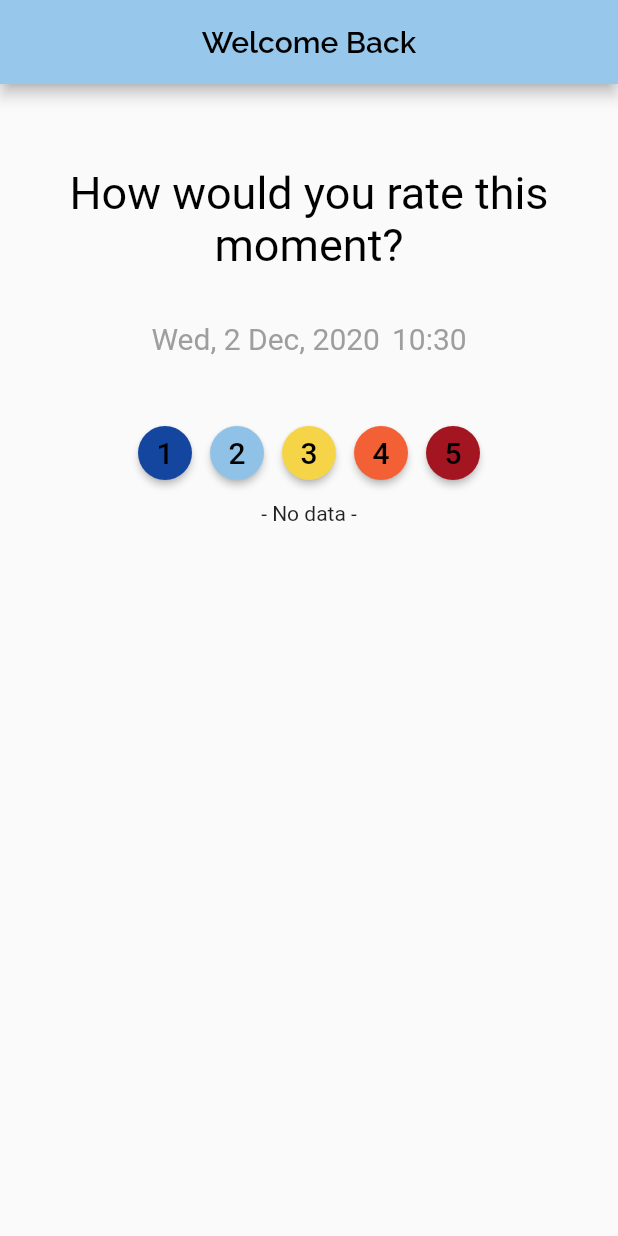
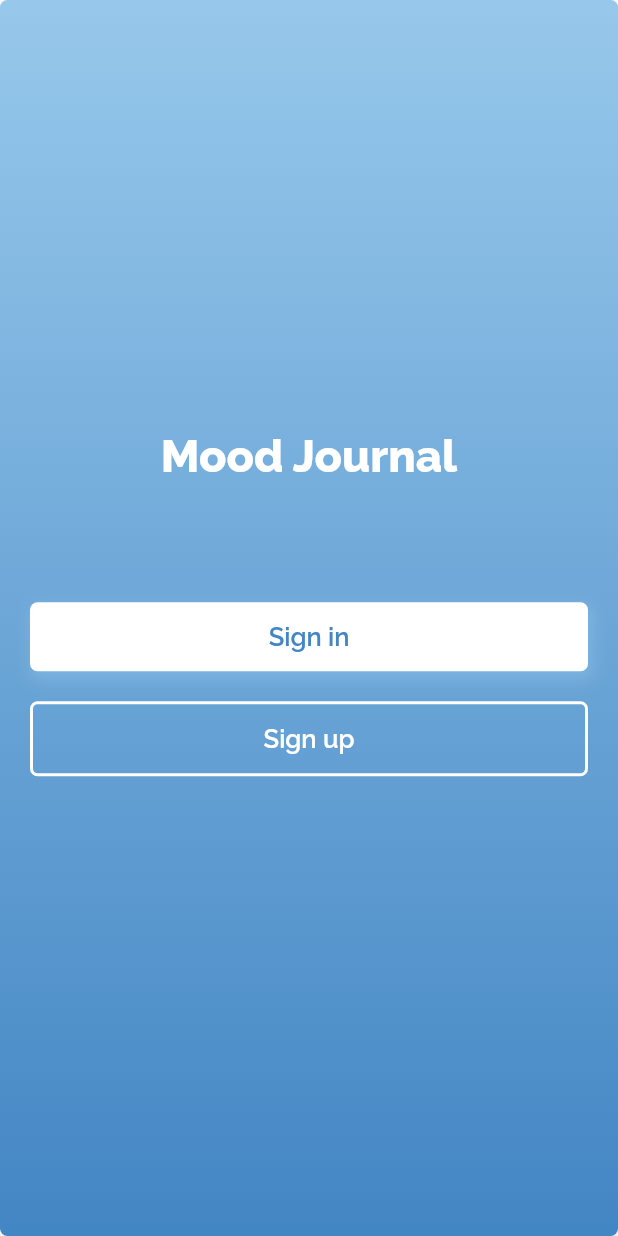
Before and after one commit to timstuf/MoodJournal, a Flutter app: the screen it shows after launch, on a phone screen of 412 x 824 dp. Run offline on Flutter 3.47's test engine with Material 2 defaults, Android fonts, the phone set to English and light mode, and no system bars; our stand-ins replace chopper, google_fonts; missing offline and left inert: bloc_pattern; generated files the repository leaves out were written again.

Commit message:
welcome. sign in, sign up pages added

```diff
--- a/lib/my_app.dart
+++ b/lib/my_app.dart
@@ -4,7 +4,7 @@ import 'package:flutter/services.dart';
 import 'package:mood_journal/bloc/mood_bloc.dart';
 import 'package:mood_journal/bloc/user_mood_bloc.dart';
 import 'package:mood_journal/resources/strings.dart';
-import 'package:mood_journal/ui/pages/home_page.dart';
+import 'package:mood_journal/ui/pages/welcome_page.dart';
 
 import 'api/api_client.dart';
 
@@ -39,7 +39,7 @@ class MyApp extends StatelessWidget {
           primaryColor: Color(0xFF97C8EB),
           visualDensity: VisualDensity.adaptivePlatformDensity,
         ),
-        home: HomePage(),
+        home: WelcomePage(),
       ),
     );
   }
--- a/lib/resources/colors.dart
+++ b/lib/resources/colors.dart
@@ -6,4 +6,8 @@ class AppColors {
   static const thirdMoodColor = "0xFFF5D547";
   static const fourthMoodColor = "0xFFF46036";
   static const fifthMoodColor = "0xFFA31621";
+
+  static const mainColor = "0xFF97C8EB";
+  //static const mainColor = "0xFF5bb5d4";
+  static const darkerMainColor = "0xFF4386C4";
 }
--- a/lib/resources/strings.dart
+++ b/lib/resources/strings.dart
@@ -1,11 +1,17 @@
 class Strings {
   Strings._();
 
-  static const appName = "Mood journal";
+  static const appName = "Mood Journal";
   static const okButtonText = "OK";
   static const todayMoodPageTitle = "Mood today";
   static const moodHistoryPageTitle = "Your moods";
   static const homePageTitle = "Welcome Back";
+  static const signIn = "Sign in";
+  static const signUp = "Sign up";
+  static const userName = "Username";
+  static const password = "Password";
+  static const noAccount = "Don't have an account?";
+  static const alreadyAccount = "Already have an account?";
 
   static const noData = "- No data -";
   static const generalErrorMessage = "Oops... We have an ERROR here :(";
--- a/lib/resources/utils.dart
+++ b/lib/resources/utils.dart
@@ -28,4 +28,12 @@ class Utils {
   {
     return moodAssets[name];
   }
+
+  static Color getMainColor(){
+    return Color(int.parse(AppColors.mainColor));
+  }
+
+  static Color getDarkerMainColor(){
+    return Color(int.parse(AppColors.darkerMainColor));
+  }
 }
--- a/lib/ui/pages/home_page.dart
+++ b/lib/ui/pages/new_mood_page.dart
@@ -10,12 +10,12 @@ import 'package:mood_journal/services/date_formatter.dart';
 import 'package:mood_journal/ui/views/mood_tile.dart';
 import 'package:mood_journal/ui/widgets/error.dart';
 
-class HomePage extends StatefulWidget {
+class NewMoodPage extends StatefulWidget {
   @override
-  _HomePageState createState() => _HomePageState();
+  _NewMoodPageState createState() => _NewMoodPageState();
 }
 
-class _HomePageState extends State<HomePage> {
+class _NewMoodPageState extends State<NewMoodPage> {
   final _bloc = BlocProvider.getBloc<MoodPageBloc>();
   bool showMoods = false;
   List<MoodNumber> moodNumbers = MoodNumber.getAllMoods();
--- /dev/null
+++ b/lib/ui/pages/welcome_page.dart
@@ -0,0 +1,119 @@
+import 'package:flutter/material.dart';
+import 'package:mood_journal/resources/strings.dart';
+import 'package:mood_journal/resources/utils.dart';
+import 'package:mood_journal/ui/pages/sign_in_page.dart';
+import 'package:mood_journal/ui/pages/sign_up_page.dart';
+import 'package:mood_journal/ui/views/itemview/my_text.dart';
+
+class WelcomePage extends StatefulWidget {
+  WelcomePage({Key key, this.title}) : super(key: key);
+
+  final String title;
+
+  @override
+  _WelcomePageState createState() => _WelcomePageState();
+}
+
+class _WelcomePageState extends State<WelcomePage> {
+  Widget _submitButton() {
+    return InkWell(
+      onTap: () {
+        Navigator.push(
+            context, MaterialPageRoute(builder: (context) => LoginPage()));
+      },
+      child: Container(
+          width: MediaQuery.of(context).size.width,
+          padding: EdgeInsets.symmetric(vertical: 13),
+          alignment: Alignment.center,
+          decoration: BoxDecoration(
+              borderRadius: BorderRadius.all(Radius.circular(5)),
+              boxShadow: <BoxShadow>[
+                BoxShadow(
+                    color: Utils.getMainColor().withAlpha(100),
+                    offset: Offset(2, 4),
+                    blurRadius: 8,
+                    spreadRadius: 2)
+              ],
+              color: Colors.white),
+          child: MyText(
+            text: Strings.signIn,
+            size: 17,
+            color: Utils.getDarkerMainColor(),
+          )),
+    );
+  }
+
+  Widget _signUpButton() {
+    return InkWell(
+      onTap: () {
+        Navigator.push(
+            context, MaterialPageRoute(builder: (context) => SignUpPage()));
+      },
+      child: Container(
+          width: MediaQuery.of(context).size.width,
+          padding: EdgeInsets.symmetric(vertical: 13),
+          alignment: Alignment.center,
+          decoration: BoxDecoration(
+            borderRadius: BorderRadius.all(Radius.circular(5)),
+            border: Border.all(color: Colors.white, width: 2),
+          ),
+          child: MyText(
+            text: Strings.signUp,
+            size: 17,
+            color: Colors.white,
+          )),
+    );
+  }
+
+  Widget _title() {
+    return MyText(
+      text: Strings.appName,
+      color: Colors.white,
+      size: 30,
+      weight: FontWeight.w800,
+    );
+  }
+
+  @override
+  Widget build(BuildContext context) {
+    return Scaffold(
+      body: SingleChildScrollView(
+        child: Container(
+          padding: EdgeInsets.symmetric(horizontal: 20),
+          height: MediaQuery.of(context).size.height,
+          decoration: BoxDecoration(
+              borderRadius: BorderRadius.all(Radius.circular(5)),
+              boxShadow: <BoxShadow>[
+                BoxShadow(
+                    color: Colors.grey.shade200,
+                    offset: Offset(2, 4),
+                    blurRadius: 5,
+                    spreadRadius: 2)
+              ],
+              gradient: LinearGradient(
+                  begin: Alignment.topCenter,
+                  end: Alignment.bottomCenter,
+                  colors: [Utils.getMainColor(), Utils.getDarkerMainColor()])),
+          child: Column(
+            crossAxisAlignment: CrossAxisAlignment.center,
+            mainAxisAlignment: MainAxisAlignment.center,
+            children: <Widget>[
+              _title(),
+              SizedBox(
+                height: 80,
+              ),
+              _submitButton(),
+              SizedBox(
+                height: 20,
+              ),
+              _signUpButton(),
+              SizedBox(
+                height: 20,
+              ),
+            ],
+          ),
+        ),
+      ),
+    );
+  }
+}
--- a/lib/ui/widgets/itemview/day_widget.dart
+++ b/lib/ui/views/day_widget.dart
@@ -1,9 +1,9 @@
 import 'package:flutter/material.dart';
 import 'package:mood_journal/api/model/user_mood_model.dart';
 import 'package:mood_journal/services/date_formatter.dart';
-import 'package:mood_journal/ui/views/mood_picture.dart';
+import 'file:///C:/Users/agris/AndroidStudioProjects/mood_journal/lib/ui/views/itemview/mood_picture.dart';
 
-import 'my_text.dart';
+import 'itemview/my_text.dart';
 
 class DayWidget extends StatelessWidget {
   final DateTime _dateTime;
@@ -24,7 +24,7 @@ class DayWidget extends StatelessWidget {
         SizedBox(height: 10.0),
         SizedBox(
           height: 20.0,
-          child: MyText(text:DateFormatter.dateFormatter(_dateTime)),
+          child: MyText(text:DateFormatter.dateFormatter(_dateTime), size: 20,),
         ),
 
         Container(
@@ -50,7 +50,7 @@ class DayWidget extends StatelessWidget {
             width: 72,
             child: Column(
               children: [
-                MyText(text: DateFormatter.getTime(mood.dateTime)),
+                MyText(text: DateFormatter.getTime(mood.dateTime), size: 14,),
                 MoodPicture(assetPath: mood.moodModel.assetPath)
               ],
             ),
--- /dev/null
+++ b/lib/ui/views/itemview/my_text.dart
@@ -0,0 +1,30 @@
+import 'package:flutter/material.dart';
+import 'package:google_fonts/google_fonts.dart';
+
+class MyText extends StatelessWidget {
+  final String _text;
+  final double _size;
+  final Color _color;
+  final FontWeight _weight;
+
+  const MyText({
+    Key key,
+    @required String text,
+    @required double size,
+    Color color,
+    FontWeight weight,
+  })  : _text = text,
+        _size = size,
+        _color = color == null ? Colors.black : color,
+        _weight = weight == null ? FontWeight.w600 : weight,
+        super(key: key);
+
+  @override
+  Widget build(BuildContext context) {
+    return Text(
+      _text,
+      style: GoogleFonts.raleway(
+          color: _color, fontWeight: _weight, fontSize: _size),
+    );
+  }
+}
--- a/lib/ui/views/mood_tile.dart
+++ b/lib/ui/views/mood_tile.dart
@@ -3,8 +3,8 @@ import 'package:flutter/material.dart';
 import 'package:google_fonts/google_fonts.dart';
 import 'package:mood_journal/api/model/mood_model.dart';
 import 'package:mood_journal/models/mood_number.dart';
-import 'package:mood_journal/ui/pages/today_mood_page.dart';
-import 'package:mood_journal/ui/views/mood_picture.dart';
+import 'package:mood_journal/ui/pages/mood_description_page.dart';
+import 'file:///C:/Users/agris/AndroidStudioProjects/mood_journal/lib/ui/views/itemview/mood_picture.dart';
 
 class MoodTile extends StatelessWidget {
   final MoodModel _mood;
@@ -30,7 +30,7 @@ class MoodTile extends StatelessWidget {
         _mood.moodNumber = findPressedNumber();
         Navigator.of(context).push(
           CupertinoPageRoute(
-              builder: (_) => TodayMoodPage(
+              builder: (_) => MoodDescriptionPage(
                     mood: _mood,
                     dateTime:_date,
                   )),
```
Also changed, not shown: lib/ui/pages/mood_description_page.dart (renamed from lib/ui/pages/today_mood_page.dart, +4 -4 lines), lib/ui/pages/mood_history_page.dart (+15 -1 lines), lib/ui/pages/sign_in_page.dart (added, +93 -0 lines), lib/ui/pages/sign_up_page.dart (added, +99 -0 lines), lib/ui/views/itemview/entry_field.dart (added, +35 -0 lines), lib/ui/views/itemview/mood_journal_title.dart (added, +21 -0 lines), lib/ui/views/itemview/sign_in_up_button.dart (added, +32 -0 lines), lib/ui/widgets/itemview/my_text.dart (deleted, +0 -23 lines), lib/ui/views/itemview/mood_picture.dart (renamed from lib/ui/views/mood_picture.dart), lib/ui/views/itemview/rounded_corners.dart (renamed from lib/ui/views/rounded_corners.dart), lib/ui/views/itemview/text_area_view.dart (renamed from lib/ui/views/text_area_view.dart).
